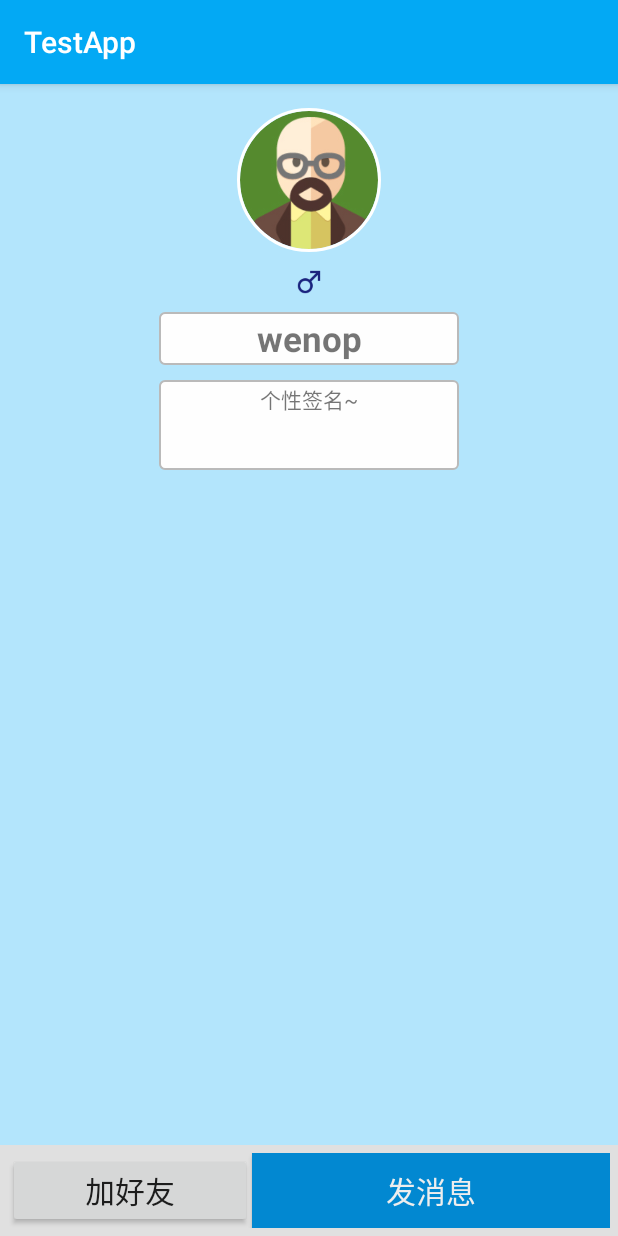
After one commit to wenoptics/XiangYuUI, an Android app: the PeopleDetailActivity screen opened directly, with no data from a screen before it, on a phone screen of 412 x 824 dp. The commit adds this screen. Run offline under Robolectric (Android 15) with nearby library versions, the phone set to English and light mode, and no system bars; our stand-ins replace CircleImageView.

Commit message:
update 增加用户(他人)详情页 增加默认男/女头像 增加匿名男/女头像

```diff
--- a/app/build.gradle
+++ b/app/build.gradle
@@ -35,4 +35,7 @@ dependencies {
     compile 'com.flyco.animation:FlycoAnimation_Lib:1.0.0@aar'
     compile 'com.nineoldandroids:library:2.4.0'
 
+    /// circle imageView
+    compile 'de.hdodenhof:circleimageview:2.0.0'
+
 }
--- a/app/src/main/AndroidManifest.xml
+++ b/app/src/main/AndroidManifest.xml
@@ -18,6 +18,8 @@
                 <category android:name="android.intent.category.LAUNCHER" />
             </intent-filter>
         </activity>
+        <activity android:name=".UI.PeopleDetailActivity" >
+        </activity>
     </application>
 
 </manifest>
--- a/app/src/main/java/tk/wenop/testapp/UI/NewContentBottomDialog.java
+++ b/app/src/main/java/tk/wenop/testapp/UI/NewContentBottomDialog.java
@@ -29,6 +29,7 @@ public class NewContentBottomDialog extends BottomBaseDialog<NewContentBottomDia
     @Override
     public void setUiBeforShow() {
 
+        // TODO 绑定UI
        /* ll_wechat_friend_circle.setOnClickListener(new View.OnClickListener() {
             @Override
             public void onClick(View v) {
--- /dev/null
+++ b/app/src/main/java/tk/wenop/testapp/UI/PeopleDetailActivity.java
@@ -0,0 +1,15 @@
+package tk.wenop.testapp.UI;
+
+import android.os.Bundle;
+import android.support.v7.app.AppCompatActivity;
+
+import tk.wenop.testapp.R;
+
+public class PeopleDetailActivity extends AppCompatActivity {
+
+    @Override
+    protected void onCreate(Bundle savedInstanceState) {
+        super.onCreate(savedInstanceState);
+        setContentView(R.layout.activity_people_detail);
+    }
+}
--- a/app/src/main/java/tk/wenop/testapp/UI/SideActivity.java
+++ b/app/src/main/java/tk/wenop/testapp/UI/SideActivity.java
@@ -89,6 +89,9 @@ public class SideActivity extends AppCompatActivity
             public void onClick(View view) {
 //                Snackbar.make(view, "Replace with your own action", Snackbar.LENGTH_LONG)
 //                        .setAction("Action", null).show();
+
+                // TODO
+                //    如果没有登录，在这里跳转登录
 
                 //  在此处允许用户发内容
                 //    弹出窗口
--- /dev/null
+++ b/app/src/main/res/drawable/bg_people_detail_text.xml
@@ -0,0 +1,14 @@
+<?xml version="1.0" encoding="utf-8"?>
+<shape xmlns:android="http://schemas.android.com/apk/res/android"
+    android:id="@+id/people_detail_text_background_shape">
+    <stroke
+        android:width="1dp"
+        android:color="#bababa" />
+    <padding
+        android:bottom="2dp"
+        android:left="2dp"
+        android:right="2dp"
+        android:top="2dp" />
+    <corners android:radius="3dp" />
+    <solid android:color="#fefefe" />
+</shape>
--- /dev/null
+++ b/app/src/main/res/layout/activity_people_detail.xml
@@ -0,0 +1,89 @@
+<?xml version="1.0" encoding="utf-8"?>
+<RelativeLayout xmlns:android="http://schemas.android.com/apk/res/android"
+    xmlns:tools="http://schemas.android.com/tools" android:layout_width="match_parent"
+    android:layout_height="match_parent"
+    android:paddingTop="@dimen/activity_vertical_margin"
+    tools:context="tk.wenop.testapp.UI.PeopleDetailActivity"
+    android:background="#b3e5fc">
+
+    <LinearLayout
+        android:orientation="horizontal"
+        android:layout_width="match_parent"
+        android:layout_height="wrap_content"
+        android:layout_alignParentEnd="false"
+        android:layout_alignParentBottom="true"
+        android:background="#e0e0e0"
+        android:padding="5dp"
+        android:id="@+id/_bottomLayout">
+
+        <Button
+            android:layout_width="wrap_content"
+            android:layout_height="fill_parent"
+            android:text="加好友"
+            android:id="@+id/button"
+            android:layout_weight="1"
+            android:textSize="20dp" />
+
+        <Button
+            android:layout_width="wrap_content"
+            android:layout_height="fill_parent"
+            android:text="发消息"
+            android:id="@+id/button2"
+            android:layout_weight="2"
+            android:background="#0288D1"
+            android:textColor="#eeeeee"
+            android:textSize="20dp" />
+    </LinearLayout>
+
+    <RelativeLayout
+        android:layout_width="match_parent"
+        android:layout_height="match_parent"
+        android:layout_alignParentTop="true"
+        android:layout_above="@+id/_bottomLayout">
+
+        <de.hdodenhof.circleimageview.CircleImageView
+            xmlns:app="http://schemas.android.com/apk/res-auto"
+            android:id="@+id/profile_image"
+            android:layout_width="96dp"
+            android:layout_height="96dp"
+            android:src="@drawable/avatar_m"
+            app:civ_border_width="2dp"
+            app:civ_border_color="#ffffff"
+            android:layout_centerHorizontal="true" />
+
+        <ImageView
+            android:layout_width="20dp"
+            android:layout_height="20dp"
+            android:id="@+id/imageView3"
+            android:src="@drawable/gender_male"
+            android:layout_below="@+id/profile_image"
+            android:layout_centerHorizontal="true"
+            android:layout_marginTop="10dp" />
+
+        <TextView
+            android:layout_width="200dp"
+            android:layout_height="wrap_content"
+            android:text="wenop"
+            android:id="@+id/textView_nickName"
+            android:layout_below="@+id/imageView3"
+            android:layout_centerHorizontal="true"
+            android:background="@drawable/bg_people_detail_text"
+            android:textAlignment="center"
+            android:layout_marginTop="10dp"
+            android:textStyle="bold"
+            android:textSize="23dp"
+            android:textIsSelectable="false" />
+
+        <TextView
+            android:layout_width="200dp"
+            android:layout_height="60dp"
+            android:text="个性签名~"
+            android:id="@+id/textView_profileText"
+            android:layout_below="@+id/textView_nickName"
+            android:layout_centerHorizontal="true"
+            android:background="@drawable/bg_people_detail_text"
+            android:textAlignment="center"
+            android:layout_marginTop="10dp" />
+
+    </RelativeLayout>
+</RelativeLayout>
```
Also changed, not shown: app/src/main/res/drawable/avatar_a_fm.png (added), app/src/main/res/drawable/avatar_a_m.png (added), app/src/main/res/drawable/avatar_fm.png (added), app/src/main/res/drawable/avatar_m.png (added), app/src/main/res/drawable/btn_record_pressed.png (added), app/src/main/res/drawable/content_add_top_bg.png (added), app/src/main/res/drawable/gender_female.png (added), app/src/main/res/drawable/gender_male.png (added), app/src/main/res/drawable/image_add.png (added), 1 other file.
